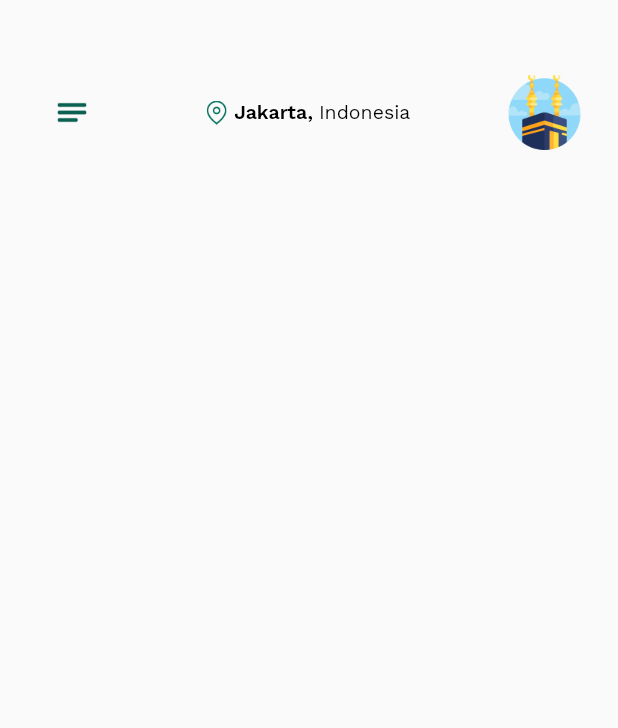
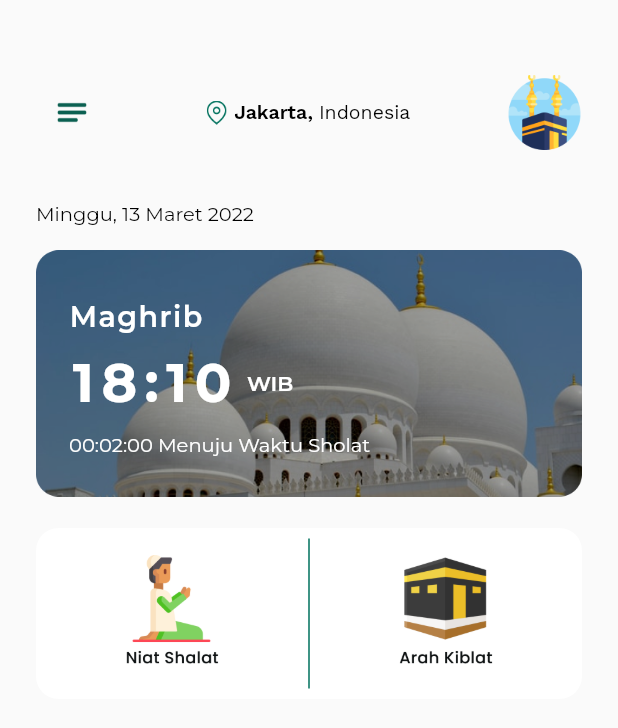
Before and after one commit to fadliarfans/ShalatIn_Jadwal_Sholat_App, a Flutter app: the HomePage screen opened directly, on a phone screen of 412 x 824 dp. Shown: the top 728 px of the screen. Run offline on Flutter 3.47's test engine with Material 2 defaults, Android fonts, the phone set to English and light mode, and no system bars; our stand-ins replace google_fonts.

Commit message:
feat : add home button center

```diff
--- a/lib/view/main/home/home_app_bar.dart
+++ b/lib/view/main/home/home_app_bar.dart
@@ -4,7 +4,6 @@ import '../../../theme.dart';
 
 class HomeAppBar extends StatelessWidget {
   const HomeAppBar({Key? key}) : super(key: key);
-
   @override
   Widget build(BuildContext context) {
     return Container(
--- /dev/null
+++ b/lib/view/main/home/home_center_button.dart
@@ -0,0 +1,45 @@
+import 'package:flutter/material.dart';
+import 'package:jadwal_sholat_app/theme.dart';
+
+class HomeCenterButton extends StatelessWidget {
+  const HomeCenterButton({Key? key}) : super(key: key);
+
+  @override
+  Widget build(BuildContext context) {
+    return Container(
+      height: 114,
+      width: double.infinity,
+      margin: EdgeInsets.only(left: 24, right: 24, top: 20),
+      decoration:
+          BoxDecoration(borderRadius: BorderRadius.circular(15), color: white),
+      child: Row(
+        mainAxisAlignment: MainAxisAlignment.spaceEvenly,
+        children: [
+          Container(
+            height: 94,
+            width: 109,
+            child: IconButton(
+                onPressed: () {},
+                icon: Image.asset(
+                  "assets/images/niat_shalat.png",
+                )),
+          ),
+          Container(
+            width: 1,
+            color: green,
+            margin: EdgeInsets.symmetric(vertical: 7),
+          ),
+          Container(
+            height: 94,
+            width: 109,
+            child: IconButton(
+                onPressed: () {},
+                icon: Image.asset(
+                  "assets/images/kiblat.png",
+                )),
+          )
+        ],
+      ),
+    );
+  }
+}
--- /dev/null
+++ b/lib/view/main/home/home_ongoing_time.dart
@@ -0,0 +1,80 @@
+import 'package:flutter/material.dart';
+import 'package:jadwal_sholat_app/theme.dart';
+
+class HomeOnGoingTime extends StatelessWidget {
+  const HomeOnGoingTime({Key? key}) : super(key: key);
+
+  @override
+  Widget build(BuildContext context) {
+    return Container(
+      margin: const EdgeInsets.only(top: 34),
+      child: Column(
+        crossAxisAlignment: CrossAxisAlignment.start,
+        children: [
+          Padding(
+            padding: const EdgeInsets.only(left: 24),
+            child: Text(
+              "Minggu, 13 Maret 2022",
+              style: kBlackTextStyle.copyWith(fontSize: 13),
+            ),
+          ),
+          Container(
+            height: 166,
+            margin: const EdgeInsets.only(left: 24, right: 24, top: 16),
+            padding: const EdgeInsets.only(left: 22),
+            decoration: const BoxDecoration(
+                image: DecorationImage(
+                    image: AssetImage("assets/images/home_1.png"))),
+            child: Center(
+              child: Column(
+                crossAxisAlignment: CrossAxisAlignment.start,
+                children: [
+                  const SizedBox(
+                    height: 34,
+                  ),
+                  Text(
+                    "Maghrib",
+                    style: kWhiteTextStyle.copyWith(
+                        fontWeight: semiBold, fontSize: 19, letterSpacing: 1),
+                  ),
+                  const SizedBox(
+                    height: 10,
+                  ),
+                  Row(
+                    children: [
+                      Text(
+                        "18:10",
+                        style: kWhiteTextStyle.copyWith(
+                            fontSize: 36, fontWeight: bold, letterSpacing: 5),
+                      ),
+                      Text(
+                        "  WIB",
+                        style: kWhiteTextStyle.copyWith(
+                            fontSize: 14, fontWeight: semiBold),
+                      )
+                    ],
+                  ),
+                  const SizedBox(
+                    height: 11,
+                  ),
+                  Row(
+                    children: [
+                      Text(
+                        "00:02:00",
+                        style: kWhiteTextStyle.copyWith(
+                            fontSize: 13, fontWeight: regular),
+                      ),
+                      Text(" Menuju Waktu Sholat",
+                          style: kWhiteTextStyle.copyWith(
+                              fontSize: 13, fontWeight: regular))
+                    ],
+                  ),
+                ],
+              ),
+            ),
+          )
+        ],
+      ),
+    );
+  }
+}
--- a/lib/view/main/home/home_page.dart
+++ b/lib/view/main/home/home_page.dart
@@ -1,6 +1,8 @@
 import 'package:flutter/material.dart';
 import 'package:jadwal_sholat_app/theme.dart';
 import 'package:jadwal_sholat_app/view/main/home/home_app_bar.dart';
+import 'package:jadwal_sholat_app/view/main/home/home_center_button.dart';
+import 'package:jadwal_sholat_app/view/main/home/home_ongoing_time.dart';
 
 class HomePage extends StatelessWidget {
   const HomePage({Key? key}) : super(key: key);
@@ -10,7 +12,7 @@ class HomePage extends StatelessWidget {
     return Scaffold(
       backgroundColor: semiWhite,
       body: Column(
-        children: [const HomeAppBar()],
+        children: const [HomeAppBar(), HomeOnGoingTime(), HomeCenterButton()],
       ),
     );
   }
```
Also changed, not shown: assets/images/kiblat.png, assets/images/niat_shalat.png.
